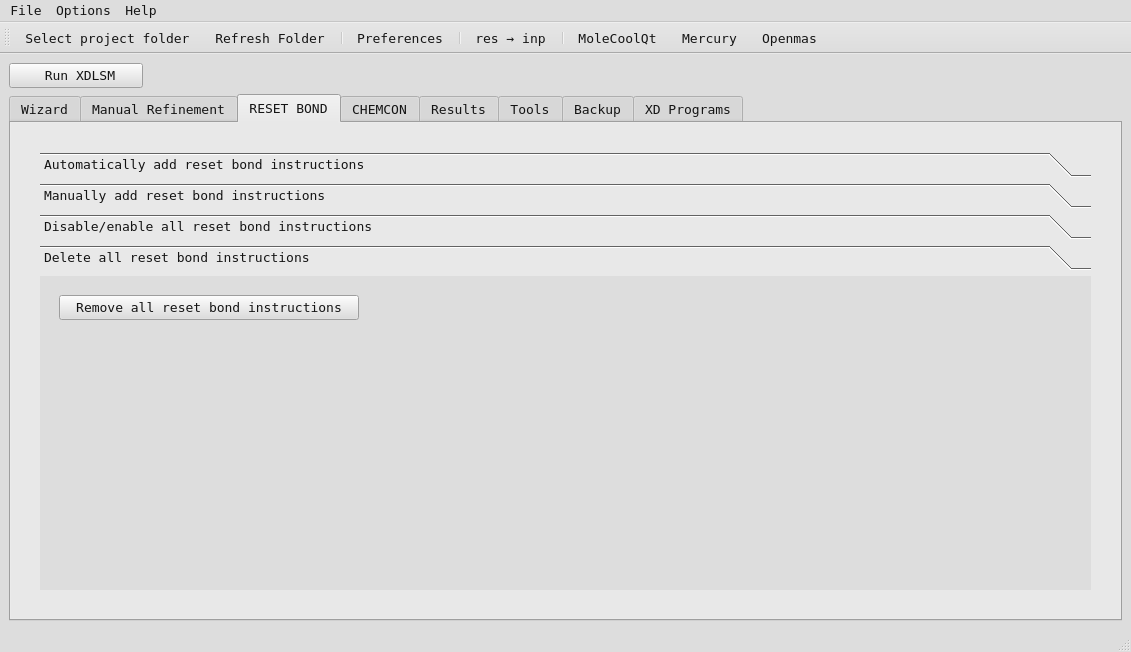
The window that src/xdcool.ui (mcrav/XDToolkit) describes before a commit, drawn with Qt 5.
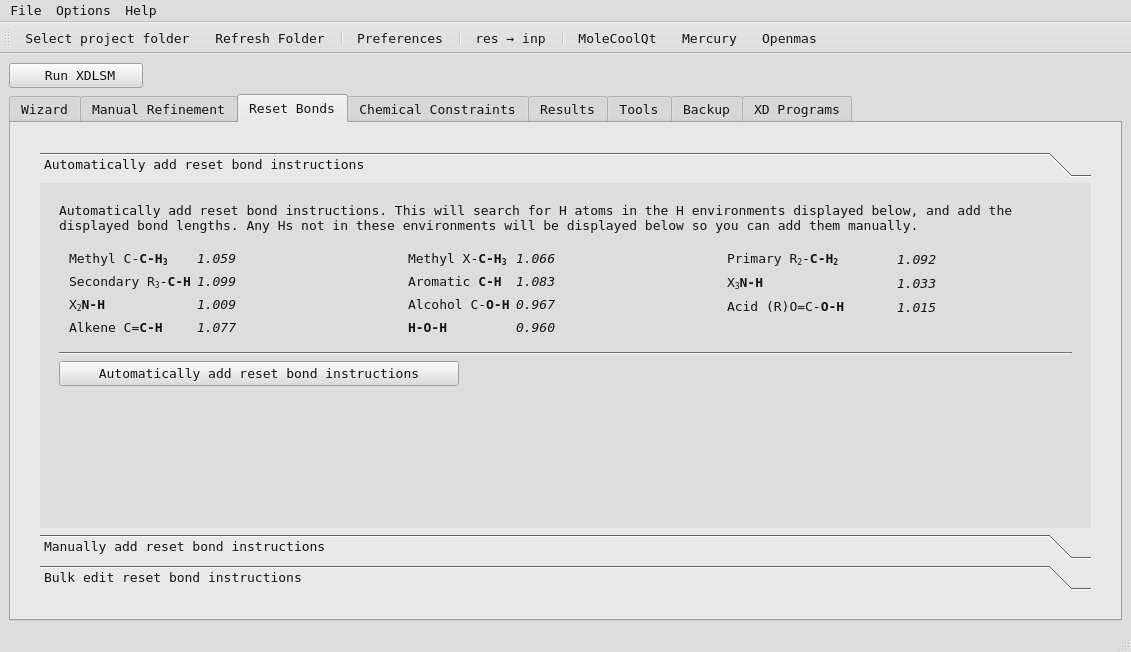
The same window after the commit. The open tabs and pages were chosen to show the change. Icons and pictures are not drawn.

```diff
--- a/src/xdcool.ui
+++ b/src/xdcool.ui
@@ -1860,10 +1860,13 @@
       </widget>
       <widget class="QWidget" name="tab_3">
        <attribute name="title">
-        <string>RESET BOND</string>
+        <string>Reset Bonds</string>
+       </attribute>
+       <attribute name="toolTip">
+        <string>Constrain X-H bond lengths</string>
        </attribute>
        <layout class="QGridLayout" name="gridLayout_4">
-        <item row="0" column="0">
+        <item row="1" column="0">
          <layout class="QHBoxLayout" name="horizontalLayout_2" stretch="0">
           <property name="leftMargin">
            <number>20</number>
@@ -1894,7 +1897,7 @@
                <x>0</x>
                <y>0</y>
                <width>1051</width>
-               <height>318</height>
+               <height>347</height>
               </rect>
              </property>
              <attribute name="label">
@@ -1904,16 +1907,16 @@
               <item row="0" column="0">
                <layout class="QVBoxLayout" name="verticalLayout_33">
                 <property name="leftMargin">
-                 <number>20</number>
+                 <number>10</number>
                 </property>
                 <property name="topMargin">
-                 <number>20</number>
+                 <number>10</number>
                 </property>
                 <property name="rightMargin">
-                 <number>20</number>
+                 <number>10</number>
                 </property>
                 <property name="bottomMargin">
-                 <number>20</number>
+                 <number>10</number>
                 </property>
                 <item>
                  <widget class="QLabel" name="label_36">
@@ -2538,7 +2541,7 @@
               </rect>
              </property>
              <attribute name="label">
-              <string>Disable/enable all reset bond instructions</string>
+              <string>Bulk edit reset bond instructions</string>
              </attribute>
              <layout class="QGridLayout" name="gridLayout_18">
               <item row="0" column="0">
@@ -2609,6 +2612,33 @@
                   </item>
                  </layout>
                 </item>
+                <item>
+                 <layout class="QHBoxLayout" name="horizontalLayout_4">
+                  <property name="topMargin">
+                   <number>0</number>
+                  </property>
+                  <item>
+                   <widget class="QPushButton" name="delResetBondBut">
+                    <property name="maximumSize">
+                     <size>
+                      <width>300</width>
+                      <height>16777215</height>
+                     </size>
+                    </property>
+                    <property name="text">
+                     <string>Remove all reset bond instructions</string>
+                    </property>
+                   </widget>
+                  </item>
+                  <item>
+                   <widget class="QLabel" name="delResetBondLab">
+                    <property name="text">
+                     <string/>
+                    </property>
+                   </widget>
+                  </item>
+                 </layout>
+                </item>
                 <item>
                  <spacer name="verticalSpacer_28">
                   <property name="orientation">
@@ -2626,70 +2656,6 @@
               </item>
              </layout>
             </widget>
-            <widget class="QWidget" name="page_16">
-             <property name="geometry">
-              <rect>
-               <x>0</x>
-               <y>0</y>
-               <width>312</width>
-               <height>88</height>
-              </rect>
-             </property>
-             <attribute name="label">
-              <string>Delete all reset bond instructions</string>
-             </attribute>
-             <layout class="QGridLayout" name="gridLayout_24">
-              <item row="0" column="0">
-               <layout class="QVBoxLayout" name="verticalLayout_36">
-                <property name="leftMargin">
-                 <number>10</number>
-                </property>
-                <property name="topMargin">
-                 <number>10</number>
-                </property>
-                <property name="rightMargin">
-                 <number>10</number>
-                </property>
-                <property name="bottomMargin">
-                 <number>10</number>
-                </property>
-                <item>
-                 <widget class="QPushButton" name="delResetBondBut">
-                  <property name="maximumSize">
-                   <size>
-                    <width>300</width>
-                    <height>16777215</height>
-                   </size>
-                  </property>
-                  <property name="text">
-                   <string>Remove all reset bond instructions</string>
-                  </property>
-                 </widget>
-                </item>
-                <item>
-                 <widget class="QLabel" name="delResetBondLab">
-                  <property name="text">
-                   <string/>
-                  </property>
-                 </widget>
-                </item>
-                <item>
-                 <spacer name="verticalSpacer_4">
-                  <property name="orientation">
-                   <enum>Qt::Vertical</enum>
-                  </property>
-                  <property name="sizeHint" stdset="0">
-                   <size>
-                    <width>20</width>
-                    <height>40</height>
-                   </size>
-                  </property>
-                 </spacer>
-                </item>
-               </layout>
-              </item>
-             </layout>
-            </widget>
            </widget>
           </item>
          </layout>
@@ -2698,7 +2664,7 @@
       </widget>
       <widget class="QWidget" name="tab_5">
        <attribute name="title">
-        <string>CHEMCON</string>
+        <string>Chemical Constraints</string>
        </attribute>
        <layout class="QGridLayout" name="gridLayout_5">
         <item row="0" column="0">
```
Left out of the diff: 265 changed lines with no effect on the pictures.
